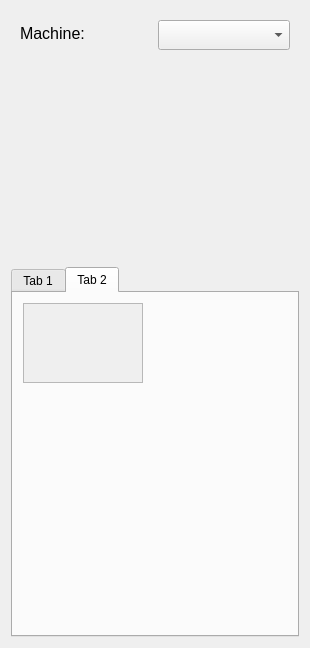
First picture: the form in acc_app_optimisation/gui/control_pane.ui, repository geoff-project/geoff-app, before the edit.
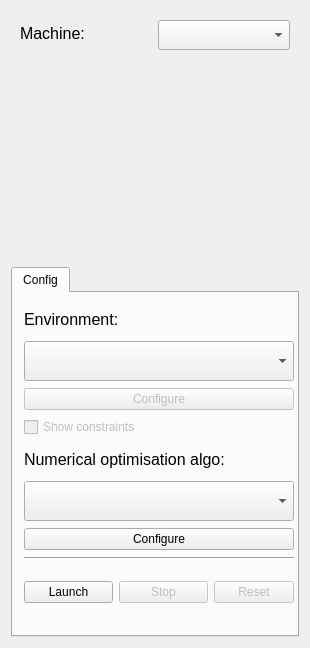
Second picture: the form after the edit. The open tabs and pages were chosen to show the change.

Commit message: Clean up control pane tabs.

Patch:
```diff
--- a/acc_app_optimisation/gui/control_pane.ui
+++ b/acc_app_optimisation/gui/control_pane.ui
@@ -92,7 +92,7 @@
      </property>
      <widget class="QWidget" name="setting_tab">
       <attribute name="title">
-       <string>Tab 1</string>
+       <string>Config</string>
       </attribute>
       <widget class="QWidget" name="settingPane" native="true">
        <property name="geometry">
@@ -295,34 +295,6 @@
        </layout>
       </widget>
      </widget>
-     <widget class="QWidget" name="correction_tab">
-      <attribute name="title">
-       <string>Tab 2</string>
-      </attribute>
-      <widget class="QScrollArea" name="correctionScrollArea">
-       <property name="geometry">
-        <rect>
-         <x>10</x>
-         <y>10</y>
-         <width>120</width>
-         <height>80</height>
-        </rect>
-       </property>
-       <property name="widgetResizable">
-        <bool>true</bool>
-       </property>
-       <widget class="QWidget" name="correctionScrollPane">
-        <property name="geometry">
-         <rect>
-          <x>0</x>
-          <y>0</y>
-          <width>118</width>
-          <height>78</height>
-         </rect>
-        </property>
-       </widget>
-      </widget>
-     </widget>
     </widget>
    </item>
   </layout>
```
The commit also changes 1 other file.
